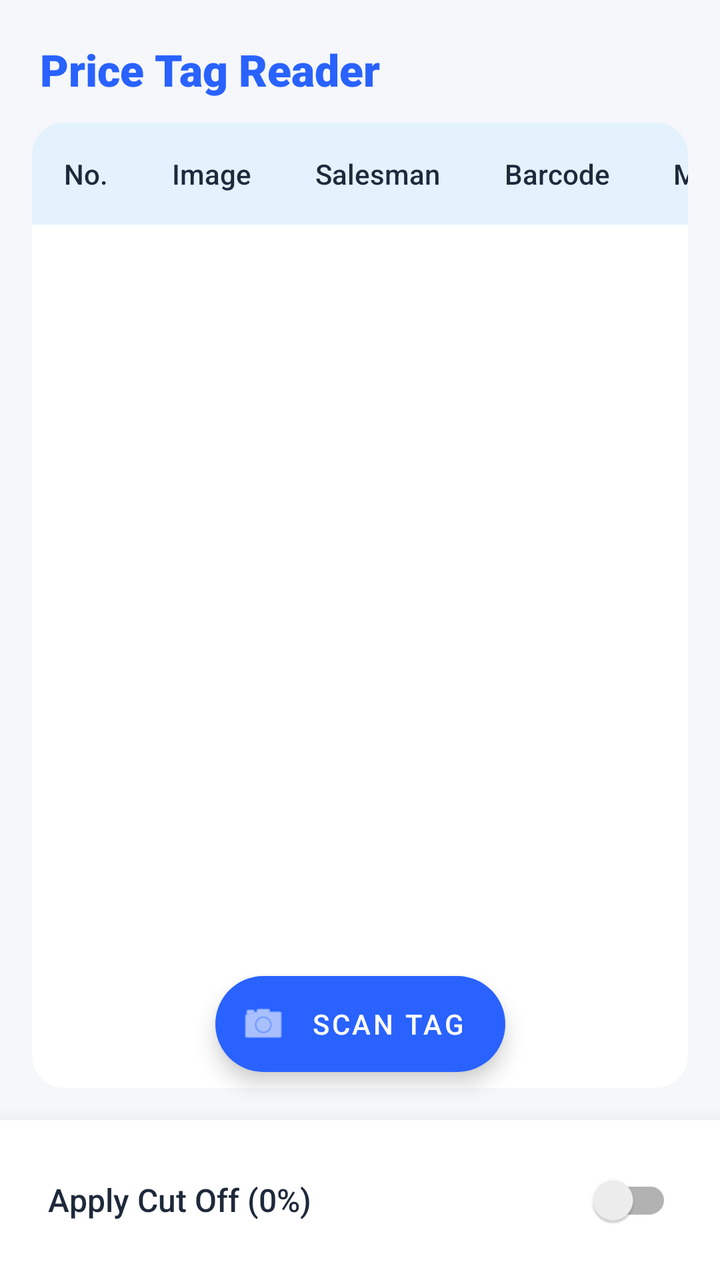
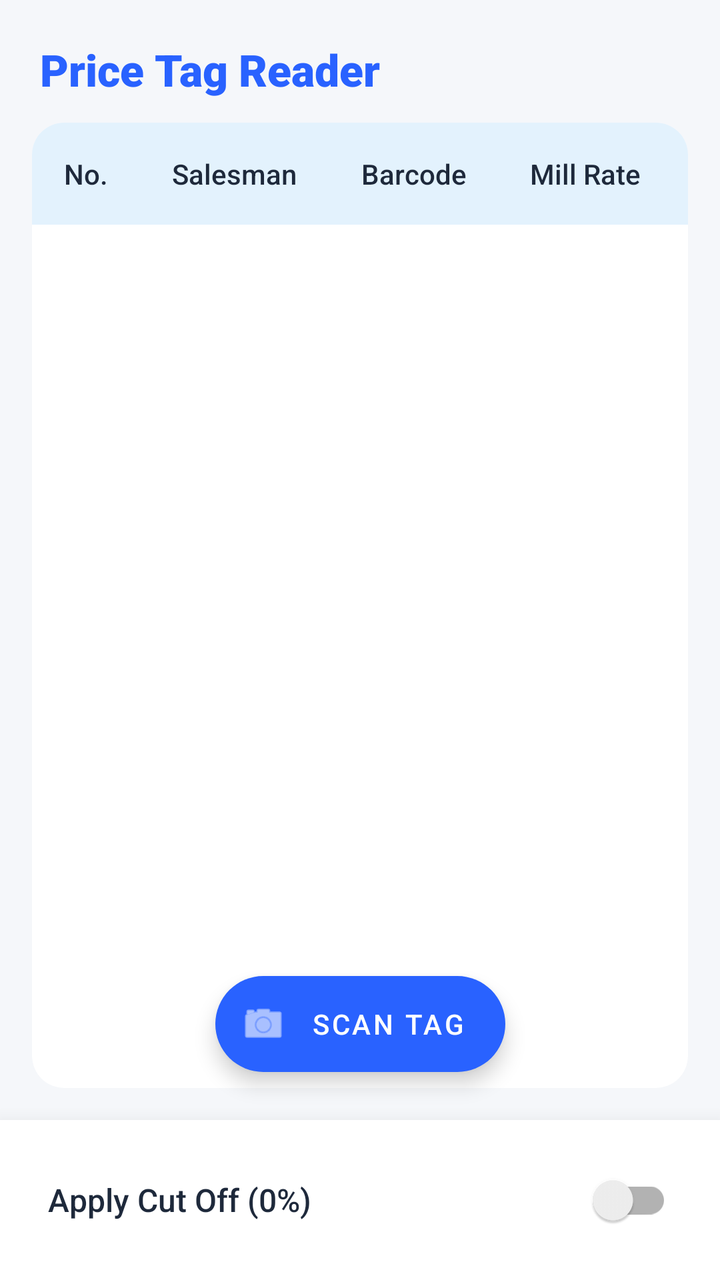

An Android layout rendered at two revisions. The XML below is the earlier revision; the diff shows what the commit changed to produce the second picture.
<!-- AndroidManifest.xml: application theme Theme.MaterialComponents.Light.NoActionBar -->
<!-- res/layout/activity_main.xml -->
<?xml version="1.0" encoding="utf-8"?>
<androidx.constraintlayout.widget.ConstraintLayout 
    xmlns:android="http://schemas.android.com/apk/res/android"
    xmlns:app="http://schemas.android.com/apk/res-auto"
    android:layout_width="match_parent"
    android:layout_height="match_parent"
    android:background="@color/appBackground">

    <TextView
        android:id="@+id/tvAppTitle"
        android:layout_width="wrap_content"
        android:layout_height="wrap_content"
        android:text="Price Tag Reader"
        android:textSize="22sp"
        android:textStyle="bold"
        android:textColor="@color/primaryColor"
        android:fontFamily="sans-serif-black"
        android:layout_margin="20dp"
        app:layout_constraintTop_toTopOf="parent"
        app:layout_constraintStart_toStartOf="parent" />

    <com.google.android.material.card.MaterialCardView
        android:id="@+id/cardTable"
        android:layout_width="match_parent"
        android:layout_height="0dp"
        android:layout_marginHorizontal="16dp"
        android:layout_marginTop="12dp"
        android:layout_marginBottom="16dp"
        app:cardCornerRadius="16dp"
        app:cardElevation="2dp"
        app:cardBackgroundColor="@color/cardSurface"
        app:strokeWidth="0dp"
        app:layout_constraintTop_toBottomOf="@id/tvAppTitle"
        app:layout_constraintBottom_toTopOf="@+id/bottomPanel">

        <HorizontalScrollView
            android:layout_width="match_parent"
            android:layout_height="match_parent"
            android:scrollbars="none">

            <ScrollView
                android:layout_width="wrap_content"
                android:layout_height="match_parent"
                android:scrollbars="none">

                <TableLayout
                    android:id="@+id/tableLayout"
                    android:layout_width="wrap_content"
                    android:layout_height="wrap_content"
                    android:stretchColumns="*">
                    
                    <TableRow
                        android:background="@color/tableHeaderBg">
                        <TextView android:layout_width="match_parent" android:layout_height="wrap_content" android:text="No." android:textColor="@color/textPrimary" android:fontFamily="sans-serif-medium" android:padding="16dp" android:gravity="center"/>
                        
                        
                        <TextView android:layout_width="match_parent" android:layout_height="wrap_content" android:text="Image" android:textColor="@color/textPrimary" android:fontFamily="sans-serif-medium" android:padding="16dp" android:gravity="center"/>
                        
                        <TextView android:layout_width="match_parent" android:layout_height="wrap_content" android:text="Salesman" android:textColor="@color/textPrimary" android:fontFamily="sans-serif-medium" android:padding="16dp" android:gravity="center"/>
                        <TextView android:layout_width="match_parent" android:layout_height="wrap_content" android:text="Barcode" android:textColor="@color/textPrimary" android:fontFamily="sans-serif-medium" android:padding="16dp" android:gravity="center"/>
                        <TextView android:layout_width="match_parent" android:layout_height="wrap_content" android:text="Mill Rate" android:textColor="@color/textPrimary" android:fontFamily="sans-serif-medium" android:padding="16dp" android:gravity="center"/>
                        <TextView android:layout_width="match_parent" android:layout_height="wrap_content" android:text="Bill No." android:textColor="@color/textPrimary" android:fontFamily="sans-serif-medium" android:padding="16dp" android:gravity="center"/>
                        <TextView android:layout_width="match_parent" android:layout_height="wrap_content" android:text="Date" android:textColor="@color/textPrimary" android:fontFamily="sans-serif-medium" android:padding="16dp" android:gravity="center"/>
                        <TextView android:layout_width="match_parent" android:layout_height="wrap_content" android:text="Jappa" android:textColor="@color/textPrimary" android:fontFamily="sans-serif-medium" android:padding="16dp" android:gravity="center"/>
                    </TableRow>
                </TableLayout>
            </ScrollView>
        </HorizontalScrollView>
    </com.google.android.material.card.MaterialCardView>

    <com.google.android.material.floatingactionbutton.ExtendedFloatingActionButton
        android:id="@+id/fabCamera"
        android:layout_width="wrap_content"
        android:layout_height="wrap_content"
        android:layout_marginBottom="24dp"
        android:text="Scan Tag"
        android:textColor="@android:color/white"
        app:icon="@android:drawable/ic_menu_camera"
        app:iconTint="@android:color/white"
        app:backgroundTint="@color/primaryColor"
        app:layout_constraintBottom_toTopOf="@+id/bottomPanel"
        app:layout_constraintEnd_toEndOf="parent"
        app:layout_constraintStart_toStartOf="parent" />

    <com.google.android.material.card.MaterialCardView
        android:id="@+id/bottomPanel"
        android:layout_width="match_parent"
        android:layout_height="wrap_content"
        app:cardElevation="16dp"
        app:cardCornerRadius="0dp"
        app:strokeWidth="0dp"
        app:cardBackgroundColor="@color/bottomPanelBg"
        app:layout_constraintBottom_toBottomOf="parent">

        <LinearLayout
            android:layout_width="match_parent"
            android:layout_height="wrap_content"
            android:paddingHorizontal="24dp"
            android:paddingVertical="16dp">

            <androidx.appcompat.widget.SwitchCompat
                android:id="@+id/switchCutOff"
                android:layout_width="match_parent"
                android:layout_height="wrap_content"
                android:text="Apply Cut Off (0%)"
                android:textColor="@color/textPrimary"
                android:fontFamily="sans-serif-medium"
                android:textSize="16sp" />
        </LinearLayout>
    </com.google.android.material.card.MaterialCardView>

    <FrameLayout
        android:id="@+id/loadingOverlay"
        android:layout_width="match_parent"
        android:layout_height="match_parent"
        android:background="#80000000"
        android:visibility="gone"
        android:elevation="24dp"
        android:clickable="true"
        android:focusable="true">

        <com.google.android.material.card.MaterialCardView
            android:layout_width="wrap_content"
            android:layout_height="wrap_content"
            android:layout_gravity="center"
            app:cardCornerRadius="16dp"
            app:cardElevation="8dp"
            app:cardBackgroundColor="@color/cardSurface">

            <LinearLayout
                android:layout_width="wrap_content"
                android:layout_height="wrap_content"
                android:orientation="vertical"
                android:padding="32dp"
                android:gravity="center">

                <ProgressBar
                    android:layout_width="48dp"
                    android:layout_height="48dp"
                    android:indeterminateTint="@color/primaryColor" />

                <TextView
                    android:layout_width="wrap_content"
                    android:layout_height="wrap_content"
                    android:layout_marginTop="16dp"
                    android:text="Extracting Data..."
                    android:textColor="@color/textPrimary"
                    android:fontFamily="sans-serif-medium"
                    android:textSize="16sp" />
            </LinearLayout>
        </com.google.android.material.card.MaterialCardView>
    </FrameLayout>

</androidx.constraintlayout.widget.ConstraintLayout>
<!-- resources referenced by this layout -->
<resources>
  <color name="appBackground">#F5F7FA</color>
  <color name="bottomPanelBg">#FFFFFF</color>
  <color name="cardSurface">#FFFFFF</color>
  <color name="primaryColor">#2962FF</color>
  <color name="tableHeaderBg">#E3F2FD</color>
  <color name="textPrimary">#1E293B</color>
</resources>

<!-- the commit's change to res/layout/activity_main.xml (unified diff, before → after) -->
@@ -52,16 +52,14 @@
                     <TableRow
                         android:background="@color/tableHeaderBg">
                         <TextView android:layout_width="match_parent" android:layout_height="wrap_content" android:text="No." android:textColor="@color/textPrimary" android:fontFamily="sans-serif-medium" android:padding="16dp" android:gravity="center"/>
-                        
-                        
-                        <TextView android:layout_width="match_parent" android:layout_height="wrap_content" android:text="Image" android:textColor="@color/textPrimary" android:fontFamily="sans-serif-medium" android:padding="16dp" android:gravity="center"/>
-                        
                         <TextView android:layout_width="match_parent" android:layout_height="wrap_content" android:text="Salesman" android:textColor="@color/textPrimary" android:fontFamily="sans-serif-medium" android:padding="16dp" android:gravity="center"/>
                         <TextView android:layout_width="match_parent" android:layout_height="wrap_content" android:text="Barcode" android:textColor="@color/textPrimary" android:fontFamily="sans-serif-medium" android:padding="16dp" android:gravity="center"/>
                         <TextView android:layout_width="match_parent" android:layout_height="wrap_content" android:text="Mill Rate" android:textColor="@color/textPrimary" android:fontFamily="sans-serif-medium" android:padding="16dp" android:gravity="center"/>
                         <TextView android:layout_width="match_parent" android:layout_height="wrap_content" android:text="Bill No." android:textColor="@color/textPrimary" android:fontFamily="sans-serif-medium" android:padding="16dp" android:gravity="center"/>
                         <TextView android:layout_width="match_parent" android:layout_height="wrap_content" android:text="Date" android:textColor="@color/textPrimary" android:fontFamily="sans-serif-medium" android:padding="16dp" android:gravity="center"/>
                         <TextView android:layout_width="match_parent" android:layout_height="wrap_content" android:text="Jappa" android:textColor="@color/textPrimary" android:fontFamily="sans-serif-medium" android:padding="16dp" android:gravity="center"/>
+                        
+                        <TextView android:layout_width="match_parent" android:layout_height="wrap_content" android:text="Image" android:textColor="@color/textPrimary" android:fontFamily="sans-serif-medium" android:padding="16dp" android:gravity="center"/>
                     </TableRow>
                 </TableLayout>
             </ScrollView>
